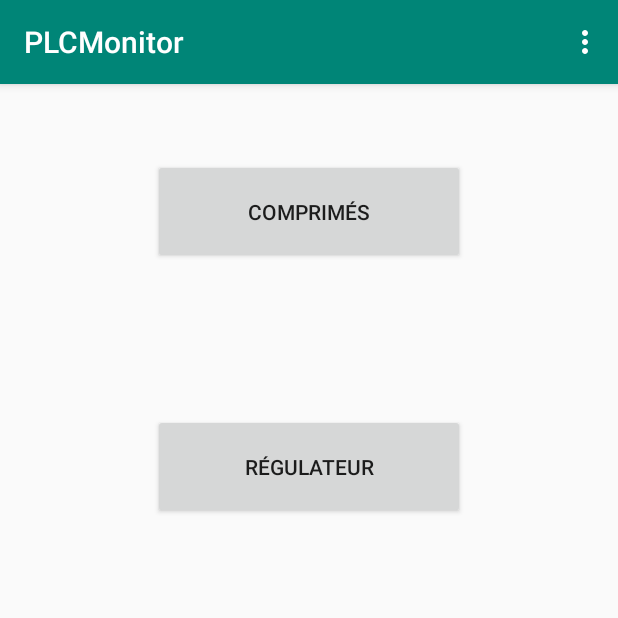
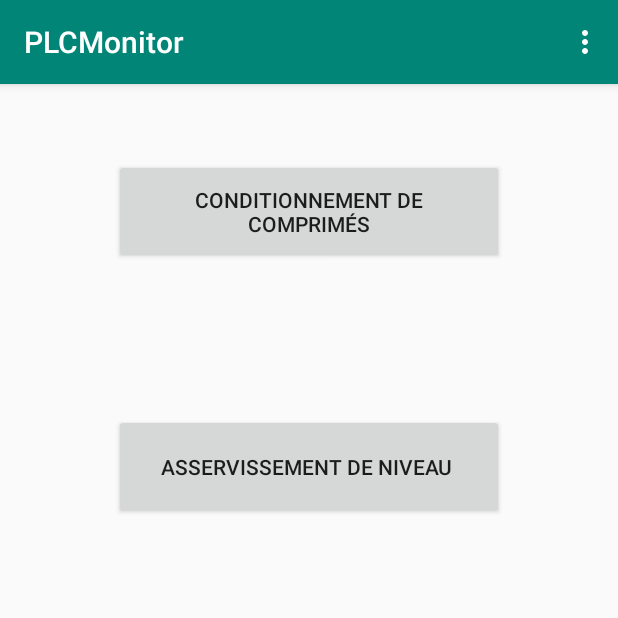
Before and after one commit to l-Legacy-l/S7-PLC-Monitor, an Android app: the ManagementActivity screen opened directly, with no data from a screen before it, on a phone screen of 412 x 824 dp, the top half of it. Run offline under Robolectric (Android 15) with nearby library versions, the phone set to English and light mode, and no system bars.

Commit message:
Modification des titres des automates

```diff
--- a/app/src/main/res/layout/activity_automaton_asserv.xml
+++ b/app/src/main/res/layout/activity_automaton_asserv.xml
@@ -17,8 +17,9 @@
             android:layout_width="wrap_content"
             android:layout_height="wrap_content"
             android:layout_gravity="center"
-            android:text="Asservissement"
-            android:textSize="30sp" />
+            android:layout_marginTop="5dp"
+            android:text="Asservissement de niveau de liquide"
+            android:textSize="20sp" />
 
         <LinearLayout
             android:layout_width="match_parent"
--- a/app/src/main/res/layout/activity_automaton_comp.xml
+++ b/app/src/main/res/layout/activity_automaton_comp.xml
@@ -17,8 +17,9 @@
             android:layout_width="wrap_content"
             android:layout_height="wrap_content"
             android:layout_gravity="center"
-            android:text="Comprimés"
-            android:textSize="30sp" />
+            android:layout_marginTop="5dp"
+            android:text="Conditionnement de comprimés"
+            android:textSize="20sp" />
 
         <LinearLayout
             android:layout_width="match_parent"
--- a/app/src/main/res/layout/activity_management.xml
+++ b/app/src/main/res/layout/activity_management.xml
@@ -9,20 +9,20 @@
 
     <Button
         android:id="@+id/bt_management_comprime"
-        android:layout_width="208dp"
+        android:layout_width="260dp"
         android:layout_height="70dp"
         android:layout_gravity="center"
         android:layout_marginTop="50dp"
         android:gravity="center"
         android:onClick="btnClick"
-        android:text="Comprimés" />
+        android:text="Conditionnement de comprimés" />
 
     <Button
         android:id="@+id/bt_management_regulateur"
-        android:layout_width="208dp"
+        android:layout_width="260dp"
         android:layout_height="70dp"
         android:layout_gravity="center"
         android:layout_marginTop="100dp"
         android:onClick="btnClick"
-        android:text="Régulateur" />
+        android:text="Asservissement de niveau " />
 </LinearLayout>
```
